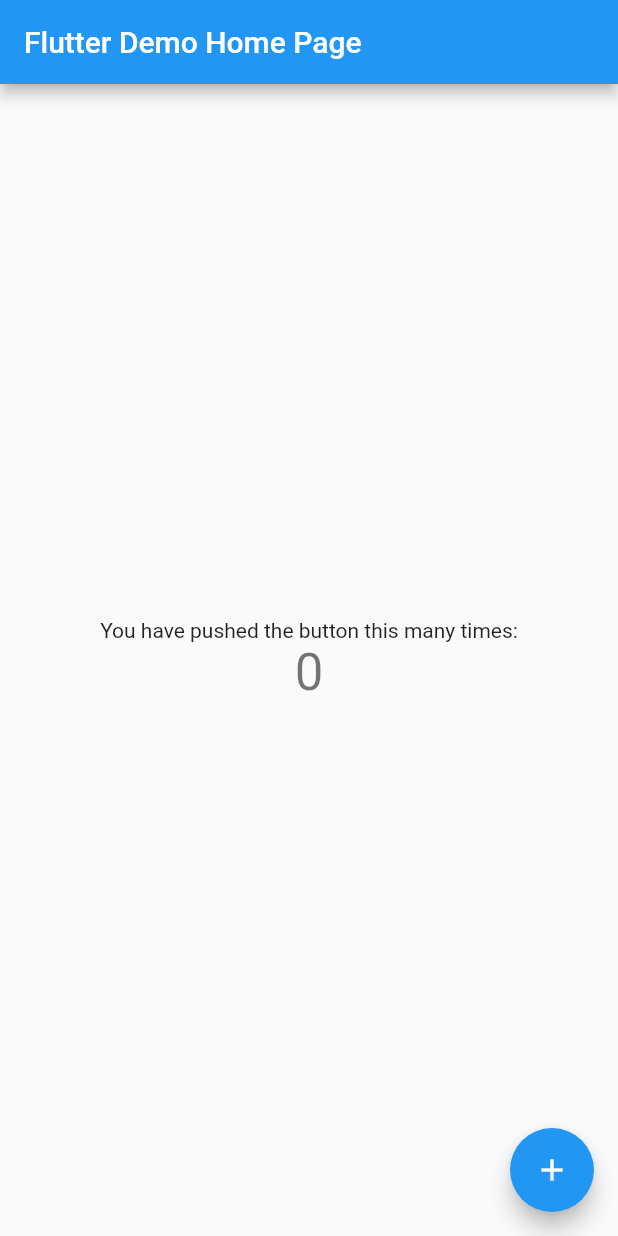
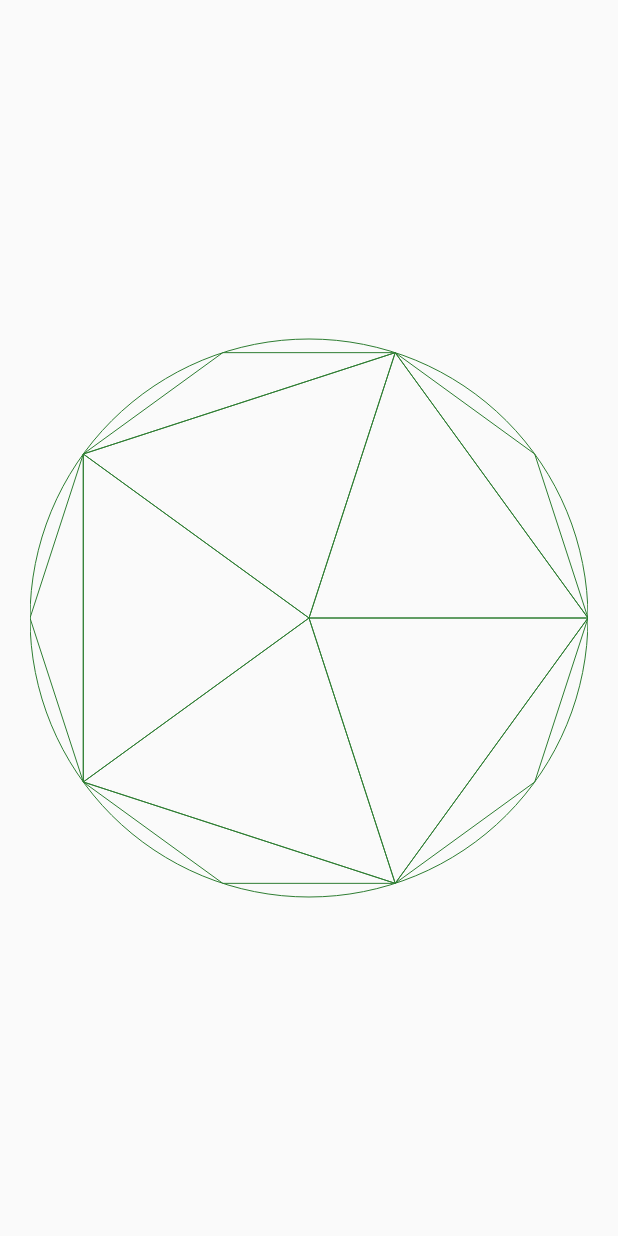
Before and after one commit to szunyogh/test_project, a Flutter app: the screen it shows after launch, on a phone screen of 412 x 824 dp. Run offline on Flutter 3.47's test engine with Material 2 defaults, Android fonts, the light colour scheme and no system bars; our stand-ins replace flutter_riverpod.

Commit message:
draw icosahedron

```diff
--- a/lib/main.dart
+++ b/lib/main.dart
@@ -1,115 +1,10 @@
 import 'package:flutter/material.dart';
+import 'package:flutter_riverpod/flutter_riverpod.dart';
+import 'package:test_project/ui/application.dart';
 
 void main() {
-  runApp(const MyApp());
+  WidgetsFlutterBinding.ensureInitialized();
+
+  runApp(const ProviderScope(child: Application()));
+  //setUrlStrategy(PathUrlStrategy());
 }
-
-class MyApp extends StatelessWidget {
-  const MyApp({super.key});
-
-  // This widget is the root of your application.
-  @override
-  Widget build(BuildContext context) {
-    return MaterialApp(
-      title: 'Flutter Demo',
-      theme: ThemeData(
-        // This is the theme of your application.
-        //
-        // Try running your application with "flutter run". You'll see the
-        // application has a blue toolbar. Then, without quitting the app, try
-        // changing the primarySwatch below to Colors.green and then invoke
-        // "hot reload" (press "r" in the console where you ran "flutter run",
-        // or simply save your changes to "hot reload" in a Flutter IDE).
-        // Notice that the counter didn't reset back to zero; the application
-        // is not restarted.
-        primarySwatch: Colors.blue,
-      ),
-      home: const MyHomePage(title: 'Flutter Demo Home Page'),
-    );
-  }
-}
-
-class MyHomePage extends StatefulWidget {
-  const MyHomePage({super.key, required this.title});
-
-  // This widget is the home page of your application. It is stateful, meaning
-  // that it has a State object (defined below) that contains fields that affect
-  // how it looks.
-
-  // This class is the configuration for the state. It holds the values (in this
-  // case the title) provided by the parent (in this case the App widget) and
-  // used by the build method of the State. Fields in a Widget subclass are
-  // always marked "final".
-
-  final String title;
-
-  @override
-  State<MyHomePage> createState() => _MyHomePageState();
-}
-
-class _MyHomePageState extends State<MyHomePage> {
-  int _counter = 0;
-
-  void _incrementCounter() {
-    setState(() {
-      // This call to setState tells the Flutter framework that something has
-      // changed in this State, which causes it to rerun the build method below
-      // so that the display can reflect the updated values. If we changed
-      // _counter without calling setState(), then the build method would not be
-      // called again, and so nothing would appear to happen.
-      _counter++;
-    });
-  }
-
-  @override
-  Widget build(BuildContext context) {
-    // This method is rerun every time setState is called, for instance as done
-    // by the _incrementCounter method above.
-    //
-    // The Flutter framework has been optimized to make rerunning build methods
-    // fast, so that you can just rebuild anything that needs updating rather
-    // than having to individually change instances of widgets.
-    return Scaffold(
-      appBar: AppBar(
-        // Here we take the value from the MyHomePage object that was created by
-        // the App.build method, and use it to set our appbar title.
-        title: Text(widget.title),
-      ),
-      body: Center(
-        // Center is a layout widget. It takes a single child and positions it
-        // in the middle of the parent.
-        child: Column(
-          // Column is also a layout widget. It takes a list of children and
-          // arranges them vertically. By default, it sizes itself to fit its
-          // children horizontally, and tries to be as tall as its parent.
-          //
-          // Invoke "debug painting" (press "p" in the console, choose the
-          // "Toggle Debug Paint" action from the Flutter Inspector in Android
-          // Studio, or the "Toggle Debug Paint" command in Visual Studio Code)
-          // to see the wireframe for each widget.
-          //
-          // Column has various properties to control how it sizes itself and
-          // how it positions its children. Here we use mainAxisAlignment to
-          // center the children vertically; the main axis here is the vertical
-          // axis because Columns are vertical (the cross axis would be
-          // horizontal).
-          mainAxisAlignment: MainAxisAlignment.center,
-          children: <Widget>[
-            const Text(
-              'You have pushed the button this many times:',
-            ),
-            Text(
-              '$_counter',
-              style: Theme.of(context).textTheme.headline4,
-            ),
-          ],
-        ),
-      ),
-      floatingActionButton: FloatingActionButton(
-        onPressed: _incrementCounter,
-        tooltip: 'Increment',
-        child: const Icon(Icons.add),
-      ), // This trailing comma makes auto-formatting nicer for build methods.
-    );
-  }
-}
--- /dev/null
+++ b/lib/ui/application.dart
@@ -0,0 +1,17 @@
+import 'package:flutter/material.dart';
+import 'package:test_project/ui/page/home.dart';
+
+class Application extends StatelessWidget {
+  const Application({super.key});
+
+  @override
+  Widget build(BuildContext context) {
+    return MaterialApp(
+      title: 'Icosahedron',
+      theme: ThemeData(
+        primarySwatch: Colors.blue,
+      ),
+      home: const HomePage(),
+    );
+  }
+}
--- /dev/null
+++ b/lib/ui/page/home.dart
@@ -0,0 +1,149 @@
+import 'dart:math';
+
+import 'package:flutter/material.dart';
+import 'package:flutter_riverpod/flutter_riverpod.dart';
+
+class HomePage extends ConsumerStatefulWidget {
+  const HomePage({Key? key}) : super(key: key);
+  @override
+  ConsumerState<ConsumerStatefulWidget> createState() => _HomePageState();
+}
+
+class _HomePageState extends ConsumerState<HomePage> {
+  @override
+  Widget build(BuildContext context) {
+    final size = MediaQuery.of(context).size.height - 40;
+    return Scaffold(
+      body: Center(
+        child: Padding(
+          padding: const EdgeInsets.all(20),
+          child: ClipRRect(
+            borderRadius: BorderRadius.circular(size / 2),
+            child: SizedBox(
+              height: size,
+              width: size,
+              child: CustomPaint(
+                painter: CicrularPainter(),
+                foregroundPainter: Icosahedron(),
+                child: InkWell(
+                  //focusColor: Colors.transparent,
+                  //hoverColor: Colors.transparent,
+                  //splashColor: Colors.transparent,
+                  //highlightColor: Colors.transparent,
+                  onTap: () {
+                    print("ghukhjm");
+                  },
+                ),
+              ),
+            ),
+          ),
+        ),
+      ),
+    );
+  }
+}
+
+class Icosahedron extends CustomPainter {
+  Paint painter = Paint();
+
+  Path decagon(Size size, int index) {
+    var path = Path();
+
+    double sides = 10;
+    double radius = size.height > size.width ? size.width / 2 : size.height / 2;
+
+    var angle = (pi * 2) / sides;
+
+    Offset center = Offset(size.width / 2, size.height / 2);
+
+    double dx = radius * cos(angle * index) + center.dx;
+    double dy = radius * sin(angle * index) + center.dy;
+    path.moveTo(dx, dy);
+
+    for (int i = index + 1; i <= index + 2; i++) {
+      double x = radius * cos(angle * i) + center.dx;
+      double y = radius * sin(angle * i) + center.dy;
+      path.lineTo(x, y);
+    }
+
+    path.close();
+
+    return path;
+  }
+
+  Path icosahedron(Size size, int index) {
+    var path = Path();
+
+    double sides = 5;
+    double radius = size.height > size.width ? size.width / 2 : size.height / 2;
+    double radians = 0;
+
+    var angle = (pi * 2) / sides;
+
+    Offset center = Offset(size.width / 2, size.height / 2);
+
+    double dx = radius * cos(angle * index) + center.dx;
+    double dy = radius * sin(angle * index) + center.dy;
+    path.moveTo(dx, dy);
+
+    double startX = radius * cos(radians + angle * (index + 1)) + center.dx;
+    double startY = radius * sin(radians + angle * (index + 1)) + center.dy;
+    path.lineTo(startX, startY);
+    path.lineTo(center.dx, center.dy);
+    path.close();
+
+    return path;
+  }
+
+  @override
+  void paint(Canvas canvas, Size size) {
+    painter.color = Colors.green[800]!;
+    painter.isAntiAlias = true;
+    painter.style = PaintingStyle.stroke;
+
+    canvas.drawPath(decagon(size, 0), painter);
+    canvas.drawPath(decagon(size, 2), painter);
+    canvas.drawPath(decagon(size, 4), painter);
+    canvas.drawPath(decagon(size, 6), painter);
+    canvas.drawPath(decagon(size, 8), painter);
+    canvas.drawPath(icosahedron(size, 0), painter);
+    canvas.drawPath(icosahedron(size, 1), painter);
+    canvas.drawPath(icosahedron(size, 2), painter);
+    canvas.drawPath(icosahedron(size, 3), painter);
+    canvas.drawPath(icosahedron(size, 4), painter);
+  }
+
+  @override
+  bool shouldRepaint(Icosahedron oldDelegate) {
+    return true;
+  }
+
+  @override
+  bool shouldRebuildSemantics(Icosahedron oldDelegate) => true;
+
+  @override
+  bool hitTest(Offset position) {
+    painter.color = Colors.red;
+    return true;
+  }
+}
+
+class CicrularPainter extends CustomPainter {
+  @override
+  void paint(Canvas canvas, Size size) {
+    var paint = Paint();
+    paint.color = Colors.green[800]!;
+    paint.isAntiAlias = true;
+    paint.style = PaintingStyle.stroke;
+
+    Offset center = Offset(size.width / 2, size.height / 2);
+    double radius = size.height > size.width ? size.width / 2 : size.height / 2;
+
+    canvas.drawCircle(center, radius, paint);
+  }
+
+  @override
+  bool shouldRepaint(CustomPainter oldDelegate) {
+    return false;
+  }
+}
```
Also changed, not shown: pubspec.yaml (+2 -36 lines), pubspec.lock, 2 other files.
